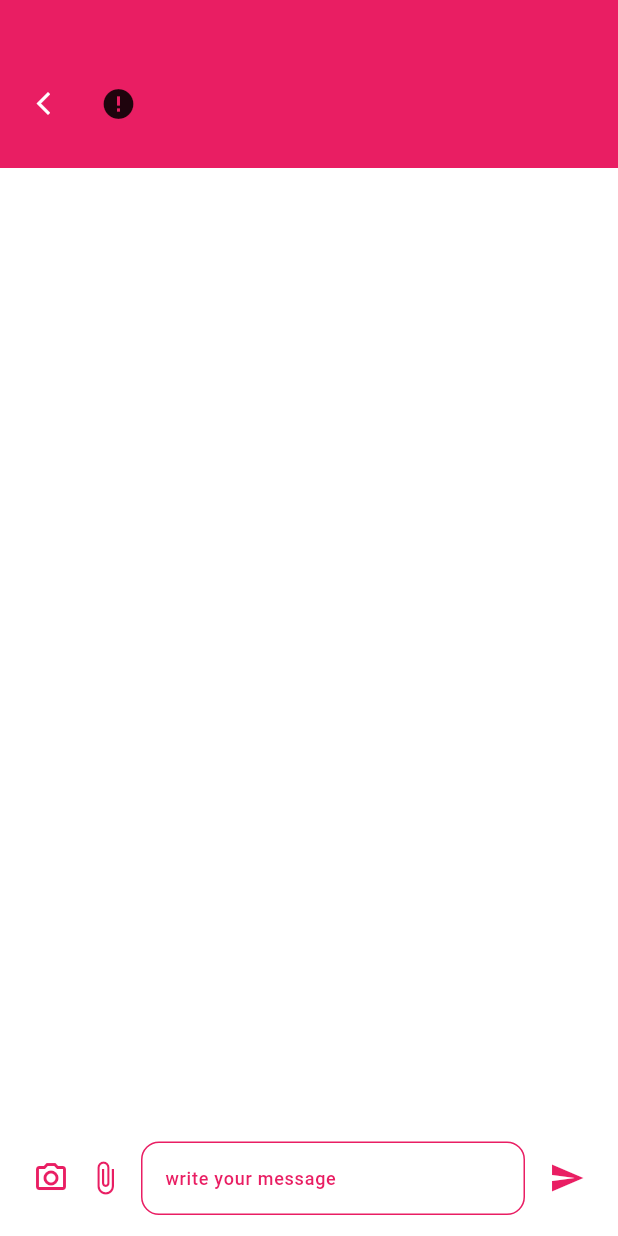
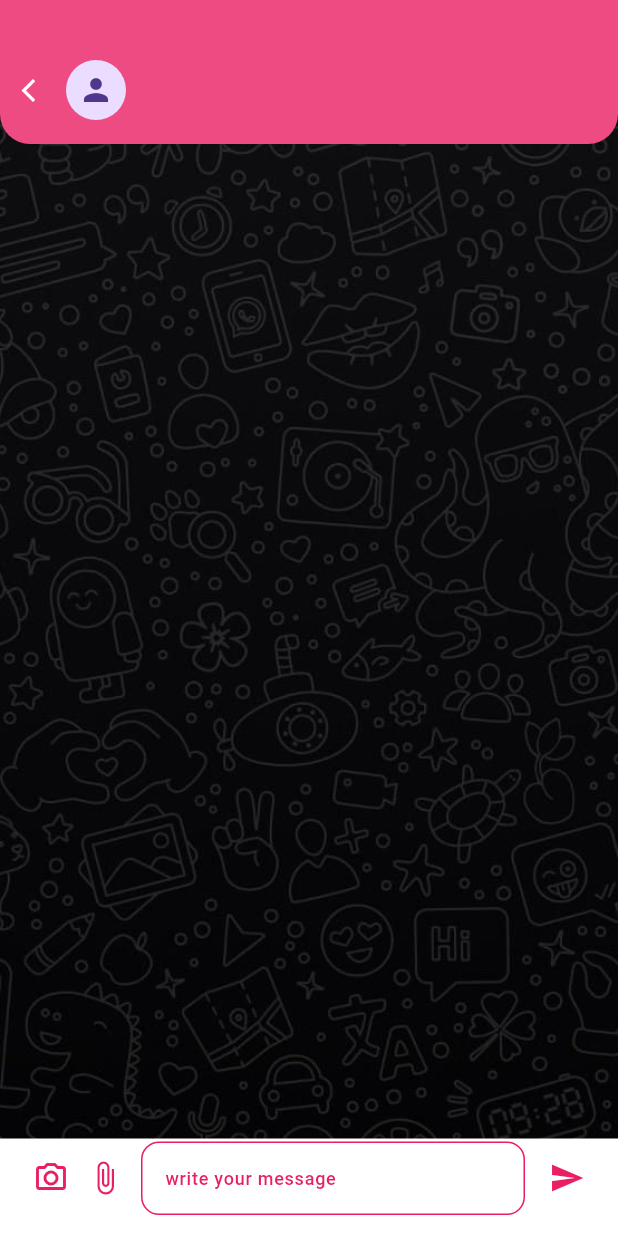
Before and after one commit to srabon-dev/love_chat, a Flutter app: the MessageScreen screen opened by its route, on a phone screen of 412 x 824 dp. Run offline on Flutter 3.47's test engine with Material 2 defaults, Android fonts, the phone set to English and light mode, and no system bars; drawn by our look-alikes of cached_network_image; our stand-ins replace cloud_firestore, curved_navigation_bar, firebase_auth, firebase_core, firebase_storage, flutter_svg and 3 more; accounts and stored records are empty; network calls fail; Roboto replaces fonts that are missing (Poppins); statements that could not run were skipped.

```diff
--- a/lib/view/screen/message/chat_model/chat_model.dart
+++ b/lib/model/chat_model.dart
@@ -24,7 +24,7 @@ class MessageModel {
   factory MessageModel.fromJson(Map<String, dynamic> json) => MessageModel(
     senderId: json["senderId"],
     senderEmail: json["senderEmail"],
-    receiverId: json["receiverrId"],
+    receiverId: json["receiverId"],
     message: json["message"],
     timeStamp: json["timeStamp"],
   );
--- a/lib/model/user_model.dart
+++ b/lib/model/user_model.dart
@@ -3,14 +3,16 @@ class UserModel {
   String? email;
   String? phone;
   String? uid;
+  String? imageUrl;
 
-  UserModel({this.name, this.email, this.phone, this.uid});
+  UserModel({this.name, this.email, this.phone, this.uid,this.imageUrl});
 
   UserModel.fromJson(Map<String, dynamic> json) {
     name = json['name'];
     email = json['Email'];
     phone = json['Phone'];
     uid = json['uid'];
+    imageUrl = json['imageUrl'];
   }
 
   Map<String, dynamic> toJson() {
@@ -19,6 +21,7 @@ class UserModel {
     data['Email'] = email;
     data['Phone'] = phone;
     data['uid'] = uid;
+    data['imageUrl'] = imageUrl;
     return data;
   }
 }
--- a/lib/utils/constants/app_images.dart
+++ b/lib/utils/constants/app_images.dart
@@ -8,5 +8,7 @@ class AppImages{
   static const String trash = "assets/images/trash.svg";
   static const String translate = "assets/images/translate.svg";
   static const String membership = "assets/images/Yellow.svg";
+  //Message Screen BG
+  static const String bgChat = "assets/images/bg_chat.jpg";
 
 }
--- a/lib/view/screen/auth/login/login_screen.dart
+++ b/lib/view/screen/auth/login/login_screen.dart
@@ -129,7 +129,7 @@ class _LoginScreenState extends State<LoginScreen> {
                                       controller.signInWithEmailAndPassword();
                                     }
                                   },
-                                  child: controller.isLoading? const Center(child: CircularProgressIndicator(),): Text("Login".tr),
+                                  child: controller.isLoading? const Center(child: CircularProgressIndicator(color: AppColors.white100,),): Text("Login".tr),
                                 ),
                               ),
                           const SizedBox(
--- a/lib/view/screen/message/controller/chat_controller.dart
+++ b/lib/view/screen/message/message_controller/chat_controller.dart
@@ -1,4 +1,4 @@
-import 'package:chat_app/view/screen/message/chat_model/chat_model.dart';
+import 'package:chat_app/model/chat_model.dart';
 import 'package:cloud_firestore/cloud_firestore.dart';
 import 'package:firebase_auth/firebase_auth.dart';
 import 'package:get/get.dart';
@@ -36,6 +36,6 @@ class ChatController extends GetxController{
     ids.sort();
     String chatRoomId = ids.join('_');
     return firebaseFirestore.collection("chat_room").
-    doc(chatRoomId).collection('message').orderBy("timeStamp", descending: false).snapshots();
+    doc(chatRoomId).collection('message').orderBy("timeStamp", descending: true).snapshots();
   }
 }
--- a/lib/view/screen/message/message_screen.dart
+++ b/lib/view/screen/message/message_screen.dart
@@ -1,12 +1,14 @@
 import 'package:cached_network_image/cached_network_image.dart';
 import 'package:chat_app/utils/constants/app_colors.dart';
-import 'package:chat_app/view/screen/message/controller/chat_controller.dart';
+import 'package:chat_app/utils/constants/app_images.dart';
 import 'package:cloud_firestore/cloud_firestore.dart';
 import 'package:firebase_auth/firebase_auth.dart';
 import 'package:flutter/material.dart';
 import 'package:get/get.dart';
 import 'package:intl/intl.dart';
-import 'chat_input_field/chat_input_field.dart';
+import 'inner_widget/chat_bubble/chat_bubble.dart';
+import 'inner_widget/chat_input_field/chat_input_field.dart';
+import 'message_controller/chat_controller.dart';
 
 class MessageScreen extends StatefulWidget {
   const MessageScreen({super.key});
@@ -16,27 +18,21 @@ class MessageScreen extends StatefulWidget {
 }
 
 class _MessageScreenState extends State<MessageScreen> {
-
   final TextEditingController messageController = TextEditingController();
-  final ScrollController _scrollController = ScrollController();
+  ScrollController scrollController = ScrollController();
   FirebaseAuth firebaseAuth = FirebaseAuth.instance;
-
-  void scrollToBottom() {
-    _scrollController.animateTo(
-      _scrollController.position.extentTotal,
-      duration: const Duration(milliseconds: 50),
-      curve: Curves.ease,
-    );
-  }
-
   String receiverId = '';
   String receiverEmail = '';
+  String receiverName = '';
+  String receiverImage = '';
 
   @override
   void initState() {
     Get.put(ChatController());
     receiverEmail = Get.arguments[0];
     receiverId = Get.arguments[1];
+    receiverName = Get.arguments[2];
+    receiverImage = Get.arguments[3];
     super.initState();
   }
 
@@ -75,20 +71,22 @@ class _MessageScreenState extends State<MessageScreen> {
         body: Container(
           width: double.infinity,
           height: MediaQuery.of(context).size.height,
-          color: AppColors.white100,
+          decoration: const BoxDecoration(
+              image: DecorationImage(
+                  image: AssetImage(AppImages.bgChat),
+                  fit: BoxFit.cover)),
           child: GetBuilder<ChatController>(
             builder: (controller) {
               return Column(
                 children: [
                   Container(
                     width: MediaQuery.of(context).size.width,
-                    padding: const EdgeInsets.only(bottom: 18, top: 44),
+                    padding: const EdgeInsets.only(top: 24,left: 10,right: 10),
                     alignment: Alignment.centerLeft,
                     decoration: const BoxDecoration(
-                      color: AppColors.pink100,
+                      color: AppColors.pink80,
+                      borderRadius: BorderRadius.only(bottomLeft: Radius.circular(20),bottomRight: Radius.circular(20)),
                     ),
-                    child: Padding(
-                      padding: const EdgeInsets.symmetric(horizontal: 20),
                     child: Row(
                       children: [
                         GestureDetector(
@@ -98,28 +96,66 @@ class _MessageScreenState extends State<MessageScreen> {
                           child: const Icon(Icons.arrow_back_ios_new,
                               size: 18, color: AppColors.white100),
                         ),
-                          Padding(
-                            padding: const EdgeInsets.symmetric(horizontal: 16),
-                            child: SizedBox(
-                              height: 50,
-                              width: 50,
+                        Expanded(
+                          child: ListTile(
+                            leading: CircleAvatar(
                               child: ClipRRect(
-                                borderRadius: BorderRadius.circular(25),
+                                borderRadius: BorderRadius.circular(18),
                                 child: CachedNetworkImage(
-                                  imageUrl:
-                                  "https://www.pngall.com/wp-content/uploads/5/Profile-Male-PNG.png",
+                                  imageUrl: receiverImage== ''?"https://www.pngall.com/wp-content/uploads/5/Profile-Male-PNG.png":receiverImage,
                                   fit: BoxFit.fill,
                                   errorWidget: (context, url, error) =>
-                                  const Icon(Icons.error),
+                                  const Icon(Icons.person),
                                 ),
                               ),
                             ),
+                            title: Text(receiverName,maxLines: 1,style: const TextStyle(color: AppColors.white100),),
+                            subtitle: Text(receiverEmail,maxLines: 1,style: const TextStyle(color: AppColors.white100),),
                           ),
-                          Text(receiverEmail,style: const TextStyle(color: AppColors.white100),),
+                        ),
                       ],
                     ),
                   ),
-                  ),
+                  // Container(
+                  //   width: MediaQuery.of(context).size.width,
+                  //   padding: const EdgeInsets.only(bottom: 18, top: 44),
+                  //   alignment: Alignment.centerLeft,
+                  //   decoration: const BoxDecoration(
+                  //     color: AppColors.pink100,
+                  //   ),
+                  //   child: Padding(
+                  //     padding: const EdgeInsets.symmetric(horizontal: 20),
+                  //     child: Row(
+                  //       children: [
+                  //         GestureDetector(
+                  //           onTap: () {
+                  //             Get.back();
+                  //           },
+                  //           child: const Icon(Icons.arrow_back_ios_new,
+                  //               size: 18, color: AppColors.white100),
+                  //         ),
+                  //         Padding(
+                  //           padding: const EdgeInsets.symmetric(horizontal: 16),
+                  //           child: SizedBox(
+                  //             height: 50,
+                  //             width: 50,
+                  //             child: ClipRRect(
+                  //               borderRadius: BorderRadius.circular(25),
+                  //               child: CachedNetworkImage(
+                  //                 imageUrl:
+                  //                 "https://www.pngall.com/wp-content/uploads/5/Profile-Male-PNG.png",
+                  //                 fit: BoxFit.fill,
+                  //                 errorWidget: (context, url, error) =>
+                  //                 const Icon(Icons.error),
+                  //               ),
+                  //             ),
+                  //           ),
+                  //         ),
+                  //         Text(receiverEmail,style: const TextStyle(color: AppColors.white100),),
+                  //       ],
+                  //     ),
+                  //   ),
+                  // ),
                   Expanded(
                     child: StreamBuilder<QuerySnapshot>(
                       stream: controller.getMessage(userId: firebaseAuth.currentUser?.uid??"", otherUserId: receiverId),
@@ -131,39 +167,15 @@ class _MessageScreenState extends State<MessageScreen> {
                           return const Center(child: CircularProgressIndicator(),);
                         }
                         return ListView(
-                          controller: _scrollController,
+                            reverse: true,
+                            controller: scrollController,
                               children: snapshot.data!.docs.map((DocumentSnapshot document) {
                             Map<String, dynamic> data = document.data()! as Map<String, dynamic>;
                             print(data);
                             String dateTime = readTimestamp(timestampToMilliseconds(data['timeStamp']));
 
                             final bool sender = data['senderId'] == firebaseAuth.currentUser?.uid;
-                          return Padding(
-                            padding: EdgeInsets.only(top: 5,bottom: 5,left: sender? 30 : 5,right: sender? 5 : 30),
-                            child: Align(
-                              alignment: sender?Alignment.centerRight : Alignment.centerLeft,
-                              child: Container(
-                                //padding: sender? const EdgeInsets.only(left: 30.0) : const EdgeInsets.only(right: 30.0),
-                                alignment: sender?Alignment.centerRight : Alignment.centerLeft,
-                                decoration: BoxDecoration(
-                                  borderRadius: BorderRadius.circular(12),
-                                  color: sender? AppColors.green100 : AppColors.pink100,
-                                ),
-                                child: Padding(
-                                  padding: const EdgeInsets.all(12.0),
-                                  child: Column(
-                                    mainAxisAlignment: sender? MainAxisAlignment.end : MainAxisAlignment.start,
-                                    crossAxisAlignment: sender? CrossAxisAlignment.end : CrossAxisAlignment.start,
-                                    children: [
-                                      Align(alignment: sender?Alignment.centerRight : Alignment.centerLeft,child: Text(data['message']??"",style: const TextStyle(color: AppColors.white100),)),
-                                      const SizedBox(height: 5,),
-                                      Align(alignment: sender?Alignment.centerRight : Alignment.centerLeft,child: Text(dateTime,style: const TextStyle(color: AppColors.white100),)),
-                                    ],
-                                  ),
-                                ),
-                              ),
-                            ),
-                          );
+                            return ReceivedMessageScreen(message: data['message']??"", isMe: sender);
                           }).toList(),
                           );
                       },
@@ -177,8 +189,6 @@ class _MessageScreenState extends State<MessageScreen> {
                       } else {
                         controller.sendMessage(receiverId: receiverId, message: messageController.text);
                         messageController.clear();
-                        setState(() {
-                        });
                       }
                     },
                   ),
--- a/pubspec.yaml
+++ b/pubspec.yaml
@@ -45,6 +45,7 @@ dependencies:
   curved_navigation_bar: ^1.0.3
   flutter_svg: ^2.0.8
   intl: ^0.18.1
+  image_picker: ^1.0.4
 
   #FireBase Package
   firebase_core: ^2.20.0
```
Also changed, not shown: lib/view/screen/chat/chat_screen.dart (+19 -9 lines), lib/view/screen/message/inner_widget/chat_bubble/chat_bubble.dart (added, +82 -0 lines), lib/view/screen/message/inner_widget/chat_bubble/custom_shape.dart (added, +23 -0 lines), lib/view/screen/profile/edit_profile.dart (+48 -10 lines), lib/view/screen/profile/profile_controller/profile_controller.dart (added, +115 -0 lines), lib/view/screen/profile/profile_screen.dart (+29 -7 lines), assets/images/bg_chat.jpg (added), lib/view/screen/message/chat_bubble/chat_bubble.dart (added), lib/view/screen/message/inner_widget/chat_app_bar/chat_app_bar.dart (renamed from lib/view/screen/message/chat_app_bar/chat_app_bar.dart), lib/view/screen/message/inner_widget/chat_input_field/chat_input_field.dart (renamed from lib/view/screen/message/chat_input_field/chat_input_field.dart), pubspec.lock, 3 other files. Lines whose indentation alone changed are shown as unchanged.
